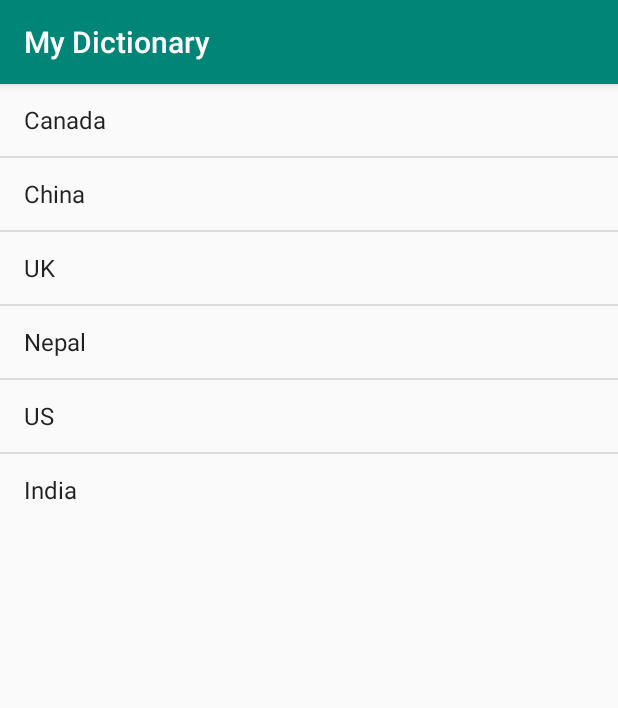
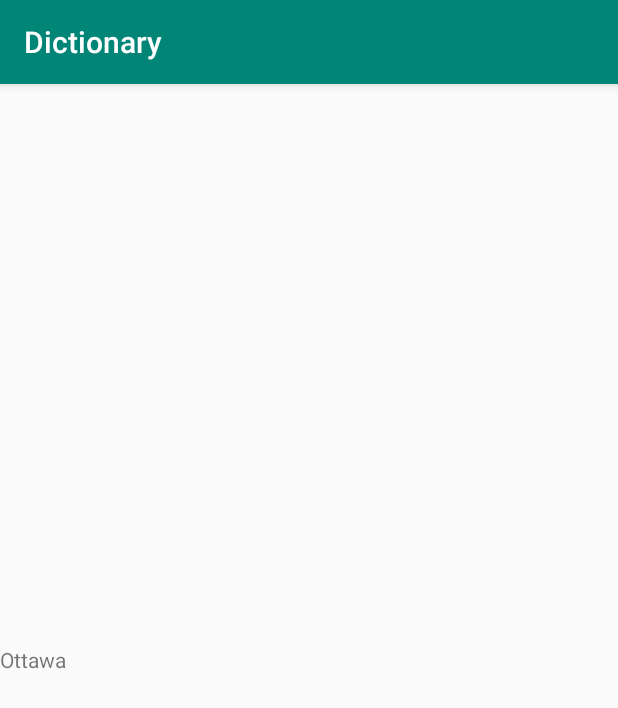
Before and after one commit to soothsayer136/Dictionary, an Android app: the screen it shows after launch (MainActivity before the commit, CapitalActivity after it), after a tap on "Canada", on a phone screen of 412 x 824 dp. Shown: the top 708 px of the screen. Run offline under Robolectric (Android 15) with nearby library versions, the phone set to English and light mode, and no system bars.

Commit message:
added hashmap

```diff
--- a/app/src/main/AndroidManifest.xml
+++ b/app/src/main/AndroidManifest.xml
@@ -9,7 +9,9 @@
         android:roundIcon="@mipmap/ic_launcher_round"
         android:supportsRtl="true"
         android:theme="@style/AppTheme">
-        <activity android:name=".MainActivity"
+        <activity android:name=".CapitalActivity"></activity>
+        <activity
+            android:name=".MainActivity"
             android:label="My Dictionary">
             <intent-filter>
                 <action android:name="android.intent.action.MAIN" />
--- /dev/null
+++ b/app/src/main/java/com/dictionary/CapitalActivity.java
@@ -0,0 +1,34 @@
+package com.dictionary;
+
+import android.support.v7.app.AppCompatActivity;
+import android.os.Bundle;
+import android.widget.TextView;
+import android.widget.Toast;
+
+public class CapitalActivity extends AppCompatActivity {
+
+    private TextView  textView;
+
+    @Override
+    protected void onCreate(Bundle savedInstanceState) {
+        super.onCreate(savedInstanceState);
+        setContentView(R.layout.activity_capital);
+
+
+        Bundle bundle = getIntent().getExtras();
+
+        if (bundle!= null) {
+            String capital = bundle.getString("capital");
+            textView = findViewById(R.id.txtView);
+            textView.setText(capital);
+        }
+
+        else
+
+        {
+            Toast.makeText(this, "No capital", Toast.LENGTH_SHORT).show();
+        }
+
+
+    }
+}
--- a/app/src/main/java/com/dictionary/MainActivity.java
+++ b/app/src/main/java/com/dictionary/MainActivity.java
@@ -1,5 +1,6 @@
 package com.dictionary;
 
+import android.content.Intent;
 import android.support.v7.app.AppCompatActivity;
 import android.os.Bundle;
 import android.view.View;
@@ -48,7 +49,11 @@ public class MainActivity extends AppCompatActivity {
             public void onItemClick(AdapterView<?> parent, View view, int position, long id) {
                 String country = parent.getItemAtPosition(position).toString();
                 String capital = dictionary.get(country);
-                Toast.makeText(getApplicationContext(),capital.toString(),Toast.LENGTH_LONG).show();
+
+                Intent intent = new Intent(MainActivity.this,CapitalActivity.class);
+                intent.putExtra("capital", capital);
+                startActivity(intent);
+
             }
         });
 
--- /dev/null
+++ b/app/src/main/res/layout/activity_capital.xml
@@ -0,0 +1,17 @@
+<?xml version="1.0" encoding="utf-8"?>
+<LinearLayout xmlns:android="http://schemas.android.com/apk/res/android"
+    xmlns:app="http://schemas.android.com/apk/res-auto"
+    xmlns:tools="http://schemas.android.com/tools"
+    android:layout_width="match_parent"
+    android:layout_height="match_parent"
+    android:gravity="center"
+    tools:context=".CapitalActivity">
+
+    <TextView
+        android:layout_width="match_parent"
+        android:layout_height="wrap_content"
+        android:id="@+id/txtView"
+
+        />
+
+</LinearLayout>
```
